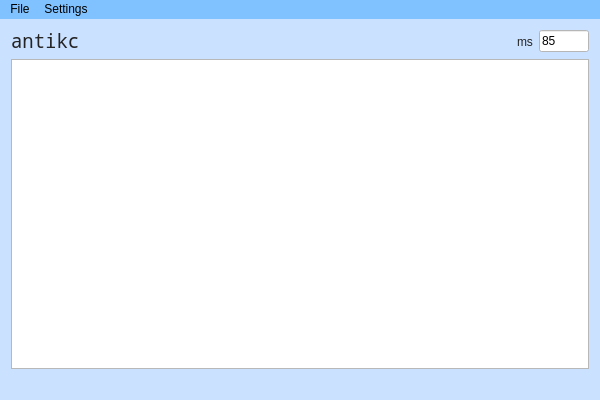
Above: antikc/antikc.ui from Puncia/antikc before the change. Below: the same form after it.
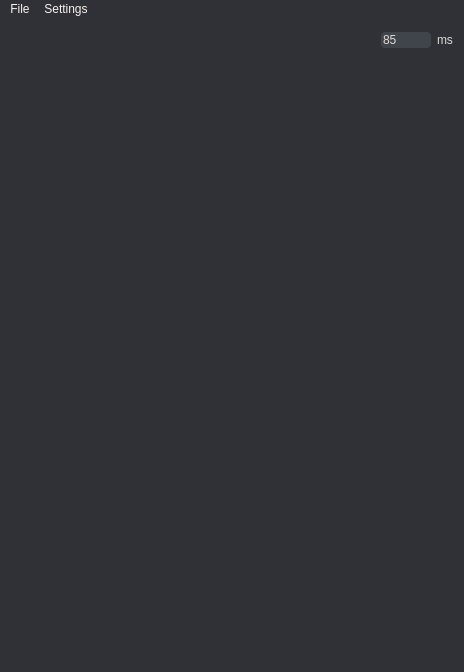
That is the form after the change.

What changed in the file:
```diff
--- a/antikc/antikc.ui
+++ b/antikc/antikc.ui
@@ -6,23 +6,53 @@
    <rect>
     <x>0</x>
     <y>0</y>
-    <width>600</width>
-    <height>400</height>
+    <width>464</width>
+    <height>672</height>
    </rect>
   </property>
+  <property name="minimumSize">
+   <size>
+    <width>464</width>
+    <height>672</height>
+   </size>
+  </property>
+  <property name="font">
+   <font>
+    <family>Source Code Pro</family>
+    <pointsize>10</pointsize>
+    <weight>50</weight>
+    <italic>false</italic>
+    <bold>false</bold>
+   </font>
+  </property>
   <property name="windowTitle">
    <string>antikc</string>
   </property>
   <property name="styleSheet">
-   <string notr="true">QMainWindow
+   <string notr="true">QWidget
 {
-	background-color: rgb(202, 225, 255);
+	font: 10pt &quot;Source Code Pro&quot;;
+	border-radius: 4px;
+}
+
+QMainWindow
+{
+	background-color: rgb(47, 49, 54);
+	border-radius: 4px;
 }
 
 QMenuBar
 {
-	
-	background-color: rgb(128, 194, 255);
+	border-radius: 4px;
+	background-color: #2F3136;
+	color: #F9F3ED;
+}
+
+QMenuBar::item:selected
+{
+	border-radius: 4px;
+	background-color: #5C626C;
+	color: #F9F3ED;
 }
 
 QMenu
@@ -30,12 +60,19 @@
 	background-color: rgb(202, 225, 255);
 }
 
+QMenu::item
+{
+	border-radius: 4px;
+	padding: 5px;
+}
 
 QMenu::item:selected
-{
-	background-color: rgb(221, 236, 255);
-	color: rgb(36, 36, 36);
- }
+{	
+	border-radius: 4px;
+	background-color: #5C626C;
+	color: #F9F3ED;
+}
+
 </string>
   </property>
   <widget class="QWidget" name="centralWidget">
@@ -43,28 +80,39 @@
     <string notr="true">
 QLabel
 {
-	color: rgb(36, 36, 36);
+	color: #DCDDD9;
+}
+
+QHeaderView
+{
+	border: 0px;
 }
 
 QHeaderView::section
 {	
-	color: rgb(45, 45, 45);
+	border-radius: 0px;
+	padding-left: 3px;
+	color: #DCDDD9;
+	background-color: #393C42;
 }
 
 QTableView
 {
-	gridline-color: rgb(106, 106, 106);
+	border-radius: 4px;
+	background-color: #2F3136;
+	gridline-color: #2F3136;
 	outline: 0;
 }
 
 QTableView::item
 {
+	color: #DCDDD9;
 	border: 0px;
 }
 
 QTableView::item::selected
 {
-	background-color: rgb(104, 180, 255);
+	background-color:#40444B;
 }
 
 QScrollBar:vertical {              
@@ -94,13 +142,6 @@
     }</string>
    </property>
    <layout class="QGridLayout" name="gridLayout">
-    <item row="2" column="0" colspan="4">
-     <widget class="QTableView" name="tableView">
-      <property name="styleSheet">
-       <string notr="true"/>
-      </property>
-     </widget>
-    </item>
     <item row="1" column="3">
      <widget class="QLineEdit" name="lineEdit">
       <property name="maximumSize">
@@ -110,20 +151,23 @@
        </size>
       </property>
       <property name="styleSheet">
-       <string notr="true">background-color: rgb(255, 255, 255);</string>
+       <string notr="true">color: #DFD9D4;
+background-color: #40444B;
+border: 0px;
+border-radius: 4px;</string>
       </property>
       <property name="text">
        <string>85</string>
       </property>
      </widget>
     </item>
-    <item row="1" column="2">
-     <widget class="QLabel" name="label">
+    <item row="3" column="3">
+     <widget class="QLabel" name="version_label">
       <property name="styleSheet">
-       <string notr="true"/>
+       <string notr="true">color: rgb(76, 76, 76);</string>
       </property>
       <property name="text">
-       <string>ms</string>
+       <string/>
       </property>
      </widget>
     </item>
@@ -140,26 +184,20 @@
       </property>
      </spacer>
     </item>
-    <item row="1" column="0">
-     <widget class="QLabel" name="label_2">
-      <property name="font">
-       <font>
-        <family>Noto Mono</family>
-        <pointsize>14</pointsize>
-       </font>
+    <item row="1" column="4">
+     <widget class="QLabel" name="label">
+      <property name="styleSheet">
+       <string notr="true"/>
       </property>
       <property name="text">
-       <string>antikc</string>
+       <string>ms</string>
       </property>
      </widget>
     </item>
-    <item row="3" column="3">
-     <widget class="QLabel" name="version_label">
+    <item row="2" column="0" colspan="5">
+     <widget class="QTableView" name="tableView">
       <property name="styleSheet">
-       <string notr="true">color: rgb(76, 76, 76);</string>
-      </property>
-      <property name="text">
-       <string/>
+       <string notr="true"/>
       </property>
      </widget>
     </item>
@@ -170,8 +208,8 @@
     <rect>
      <x>0</x>
      <y>0</y>
-     <width>600</width>
-     <height>21</height>
+     <width>464</width>
+     <height>23</height>
     </rect>
    </property>
    <widget class="QMenu" name="menuFile">
```
Left out of the diff: 4 changed lines with no effect on the pictures.
